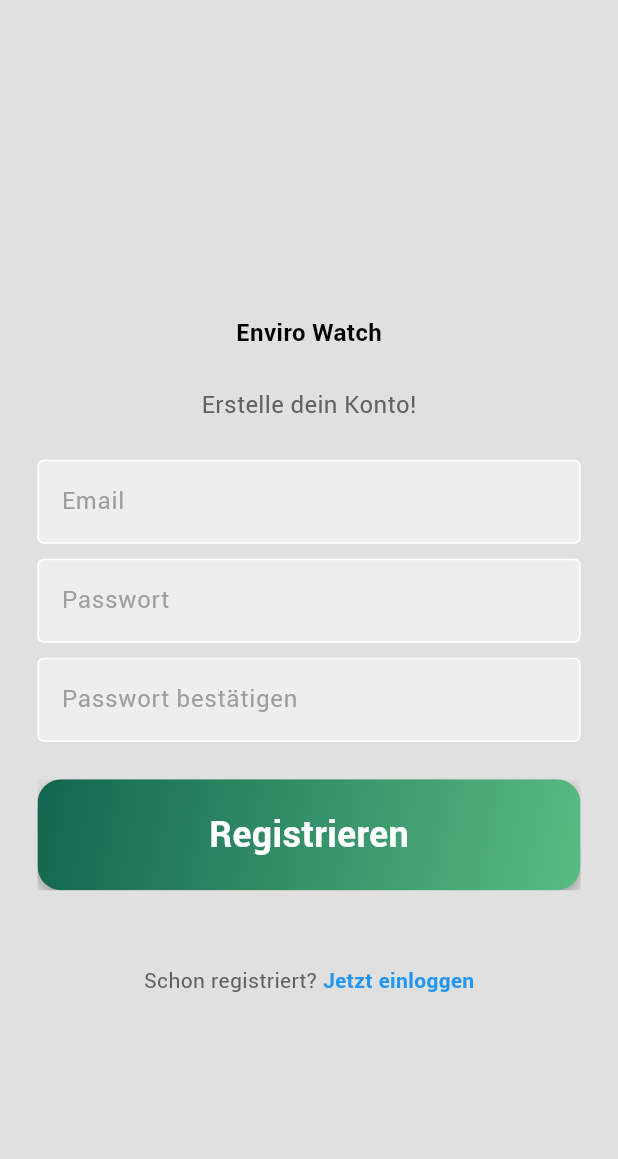
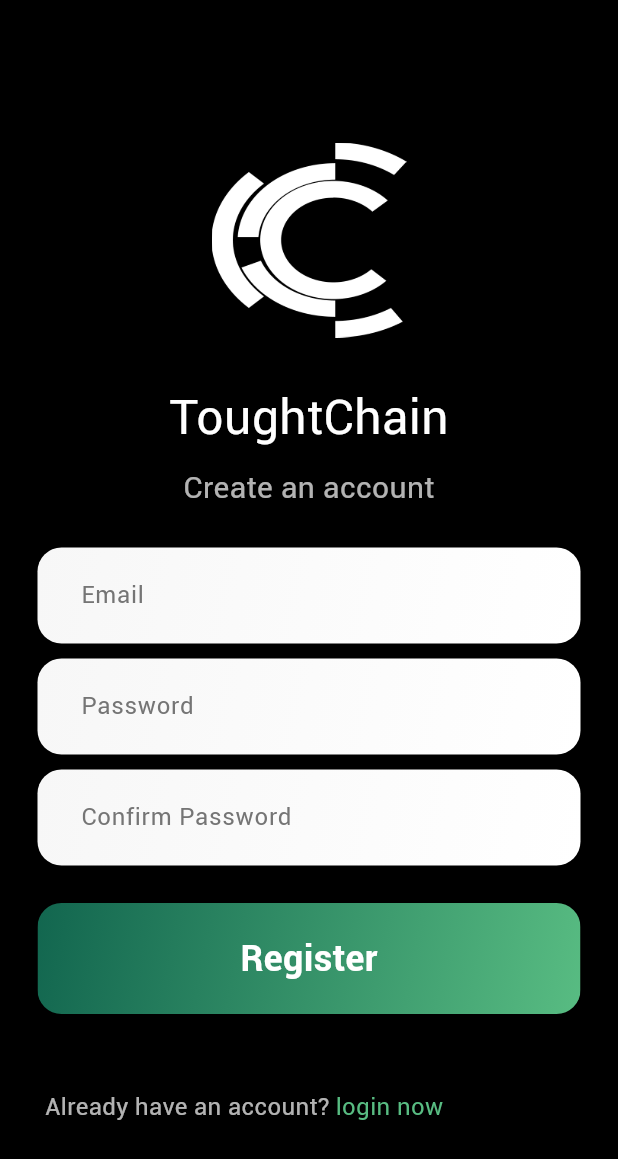
Before and after one commit to lennarddaw/Thinkflow, a Flutter app: the screen it shows after launch, after a tap on "Register now", on a phone screen of 412 x 824 dp. Shown: the top 1159 px of the screen. Run offline on Flutter 3.47's test engine with Material 3 defaults, Android fonts, the phone set to English and light mode, and no system bars; our stand-ins replace cloud_firestore, firebase_auth, firebase_core; missing offline and left inert: web3dart; accounts and stored records are empty; network calls fail.

Commit message:
New Login and Register Design

```diff
--- a/frontend/toughtchain_app/lib/auth/login_page.dart
+++ b/frontend/toughtchain_app/lib/auth/login_page.dart
@@ -4,7 +4,6 @@ import 'package:toughtchain_app/widgets/colors.dart';
 
 import '../widgets/components/sign_in_button.dart';
 import '../widgets/components/textfield.dart';
-
 
 class LoginPage extends StatefulWidget {
   const LoginPage({super.key, required this.onTap});
@@ -16,45 +15,39 @@ class LoginPage extends StatefulWidget {
 }
 
 class _LoginPageState extends State<LoginPage> {
-
-
   final emailnameController = TextEditingController();
   final passwordController = TextEditingController();
 
-
   void signUserIn() async {
     showDialog(
-      context: (context),
+      context: context,
       barrierDismissible: false,
-      builder: (context) =>  const Center(child: CircularProgressIndicator())
+      builder: (context) => const Center(child: CircularProgressIndicator()),
     );
 
     try {
       await FirebaseAuth.instance.signInWithEmailAndPassword(
         email: emailnameController.text,
-        password: passwordController.text);
-
-        if(mounted) {
-          Navigator.pop(context);
-        }
-        } on FirebaseAuthException catch (e){
+        password: passwordController.text,
+      );
 
       if (mounted) {
         Navigator.pop(context);
       }
-
+    } on FirebaseAuthException catch (e) {
+      if (mounted) {
+        Navigator.pop(context);
+      }
 
       if (e.code == 'invalid-email') {
         showErrorMessage('No account found for this email');
       } else if (e.code == 'invalid-credential') {
-      showErrorMessage('Wrong password please try again');
+        showErrorMessage('Wrong password, please try again');
       } else {
-
         showErrorMessage('Please make sure your data is correct');
       }
     }
   }
-
 
   void showErrorMessage(String textmessage) {
     showDialog(
@@ -74,11 +67,6 @@ void showErrorMessage(String textmessage) {
     );
   }
 
-
-
-
-
-
   @override
   Widget build(BuildContext context) {
     return Scaffold(
@@ -89,16 +77,20 @@ void showErrorMessage(String textmessage) {
             child: Column(
               mainAxisAlignment: MainAxisAlignment.center,
               children: [
-               const SizedBox(height: 50),
+                const SizedBox(height: 20),
 
-                //logo
+                // Logo einfügen
+                Image.asset(
+                  'lib/assets/img/netscanicon_white.png',
+                  height: 130,
+                  width: 130,
+                  fit: BoxFit.contain,
+                ),
+                const SizedBox(height: 30),
 
-                  const SizedBox(
-                  height: 10,
-                  ),
-
+                // App-Name
                 const Text(
-                    'EnviroWatch',
+                  'ToughtChain',
                   style: TextStyle(
                     color: ColorPalette.white,
                     fontSize: 32,
@@ -106,76 +98,72 @@ void showErrorMessage(String textmessage) {
                     fontFamily: 'Roboto',
                   ),
                 ),
+                const SizedBox(height: 10),
 
-
+                // Sign In Subheadline
+                Text(
+                  'Sign in',
+                  style: TextStyle(
+                    color: ColorPalette.white.withOpacity(0.7),
+                    fontSize: 20,
+                  ),
+                ),
                 const SizedBox(height: 25),
 
-                Text('Welcome Back!',
-                style: TextStyle(color: Colors.grey[700],
-                fontSize: 16,
-                ),
-                ),
-
-                const SizedBox(height: 25,),
-
+                // E-Mail Textfeld
                 MyTextField(
                   controller: emailnameController,
                   hintText: 'Email',
                   obscureText: false,
                 ),
-                const SizedBox(height: 10,),
+                const SizedBox(height: 10),
 
+                // Passwort Textfeld
                 MyTextField(
                   controller: passwordController,
                   hintText: 'Password',
                   obscureText: true,
                 ),
-
-                const SizedBox(height: 10,),
-
                 const SizedBox(height: 25),
 
-              //Sign In Button
-              SignInButton(onTap: signUserIn, text: 'Sign In',),
-
+                // Sign In Button
+                SignInButton(onTap: signUserIn, text: 'Sign In'),
                 const SizedBox(height: 50),
 
-              //continue with apple or google
+                // "Not a user yet? Register now" Link, linksbündig
                 Padding(
-                padding: const EdgeInsets.symmetric(horizontal: 70.0),
+                  padding: const EdgeInsets.symmetric(horizontal: 30.0),
                   child: Row(
+                    mainAxisAlignment: MainAxisAlignment.start,
+                    crossAxisAlignment: CrossAxisAlignment.center,
                     children: [
-
-                Row(
-                mainAxisAlignment: MainAxisAlignment.center,
-                children: [
-                    Text('Not a user yet?',
+                      Text(
+                        'Not a user yet?',
                         style: TextStyle(
-                      color: Colors.grey[700],
+                          color: ColorPalette.white.withOpacity(0.7),
+                          fontSize: 16,
                         ),
                       ),
-                      const SizedBox(width: 4,),
+                      const SizedBox(width: 4),
                       GestureDetector(
                         onTap: widget.onTap,
-                      child: const Text('Register now',
-                      style: TextStyle(color:
-                        Colors.blue,
-                        fontWeight: FontWeight.bold,
-
+                        child: const Text(
+                          'Register now',
+                          style: TextStyle(
+                            color: ColorPalette.emerald,
+                            fontSize: 16,
+                            fontWeight: FontWeight.w400,
                           ),
                         ),
                       ),
                     ],
-              )
-
+                  ),
+                ),
               ],
             ),
           ),
-              ]
         ),
       ),
-      )
-      )
     );
   }
 }
--- a/frontend/toughtchain_app/lib/auth/register_page.dart
+++ b/frontend/toughtchain_app/lib/auth/register_page.dart
@@ -1,6 +1,7 @@
 import 'package:cloud_firestore/cloud_firestore.dart';
 import 'package:firebase_auth/firebase_auth.dart';
 import 'package:flutter/material.dart';
+import 'package:toughtchain_app/widgets/colors.dart';
 
 import '../widgets/components/sign_in_button.dart';
 import '../widgets/components/textfield.dart';
@@ -22,30 +23,34 @@ class _RegisterPageState extends State<RegisterPage> {
   void signUserUp() async {
     showDialog(
       context: context,
+      barrierDismissible: false,
       builder: (context) => const Center(child: CircularProgressIndicator()),
     );
 
     try {
       if (passwordController.text == confirmPasswordController.text) {
-        UserCredential userCredential = await FirebaseAuth.instance
-            .createUserWithEmailAndPassword(
+        UserCredential userCredential =
+            await FirebaseAuth.instance.createUserWithEmailAndPassword(
           email: emailnameController.text,
           password: passwordController.text,
         );
 
-
         User? user = userCredential.user;
 
         if (user != null) {
-          await FirebaseFirestore.instance.collection('userList').doc(user.uid).set({
+          await FirebaseFirestore.instance
+              .collection('userList')
+              .doc(user.uid)
+              .set({
             'uid': user.uid,
             'email': user.email,
             'createdAt': FieldValue.serverTimestamp(),
           });
         }
 
+        if (mounted) {
           Navigator.pop(context);
-
+        }
       } else {
         Navigator.pop(context);
         showErrorMessage('Passwörter stimmen nicht überein');
@@ -77,72 +82,96 @@ class _RegisterPageState extends State<RegisterPage> {
   @override
   Widget build(BuildContext context) {
     return Scaffold(
-      backgroundColor: Colors.grey[300],
+      backgroundColor: ColorPalette.black,
       body: SafeArea(
         child: Center(
           child: SingleChildScrollView(
             child: Column(
               mainAxisAlignment: MainAxisAlignment.center,
               children: [
-                const SizedBox(height: 50),
+                const SizedBox(height: 20),
+                // Logo
+                Image.asset(
+                  'lib/assets/img/netscanicon_white.png', // Passe ggf. den Pfad an
+                  height: 130,
+                  width: 130,
+                  fit: BoxFit.contain,
+                ),
+                const SizedBox(height: 30),
+                // App-Name
                 const Text(
-                  'Enviro Watch',
+                  'ToughtChain',
                   style: TextStyle(
-                      color: Colors.black,
-                      fontSize: 16,
-                      fontWeight: FontWeight.bold),
+                    color: ColorPalette.white,
+                    fontSize: 32,
+                    fontWeight: FontWeight.w400,
+                    fontFamily: 'Roboto',
                   ),
-                const SizedBox(height: 25),
+                ),
+                const SizedBox(height: 10),
+                // Subheadline: Registrierung
                 Text(
-                  'Erstelle dein Konto!',
+                  'Create an account',
                   style: TextStyle(
-                    color: Colors.grey[700],
-                    fontSize: 16,
+                    color: ColorPalette.white.withOpacity(0.7),
+                    fontSize: 20,
                   ),
                 ),
                 const SizedBox(height: 25),
+                // E-Mail Textfeld
                 MyTextField(
                   controller: emailnameController,
                   hintText: 'Email',
                   obscureText: false,
                 ),
                 const SizedBox(height: 10),
+                // Passwort Textfeld
                 MyTextField(
                   controller: passwordController,
-                  hintText: 'Passwort',
+                  hintText: 'Password',
                   obscureText: true,
                 ),
                 const SizedBox(height: 10),
+                // Passwort bestätigen Textfeld
                 MyTextField(
                   controller: confirmPasswordController,
-                  hintText: 'Passwort bestätigen',
+                  hintText: 'Confirm Password',
                   obscureText: true,
                 ),
                 const SizedBox(height: 25),
+                // Register Button
                 SignInButton(
                   onTap: signUserUp,
-                  text: 'Registrieren',
+                  text: 'Register',
                 ),
                 const SizedBox(height: 50),
-                Row(
-                  mainAxisAlignment: MainAxisAlignment.center,
+                // "Schon registriert? Jetzt einloggen" Link, linksbündig
+                Padding(
+                  padding: const EdgeInsets.symmetric(horizontal: 30.0),
+                  child: Row(
+                    mainAxisAlignment: MainAxisAlignment.start,
                     children: [
                       Text(
-                      'Schon registriert?',
-                      style: TextStyle(color: Colors.grey[700]),
+                        'Already have an account?',
+                        style: TextStyle(
+                          color: ColorPalette.white.withOpacity(0.7),
+                          fontSize: 16,
+                        ),
                       ),
                       const SizedBox(width: 4),
                       GestureDetector(
                         onTap: widget.onTap,
                         child: const Text(
-                        'Jetzt einloggen',
+                          'login now',
                           style: TextStyle(
-                          color: Colors.blue,
-                          fontWeight: FontWeight.bold,
+                            color: ColorPalette.emerald,
+                            fontSize: 16,
+                            fontWeight: FontWeight.w400,
                           ),
                         ),
                       ),
                     ],
+                  ),
                 ),
               ],
             ),
--- a/frontend/toughtchain_app/lib/widgets/components/textfield.dart
+++ b/frontend/toughtchain_app/lib/widgets/components/textfield.dart
@@ -1,7 +1,7 @@
 import 'package:flutter/material.dart';
 
 class MyTextField extends StatelessWidget {
-final controller;
+  final TextEditingController controller;
   final String hintText;
   final bool obscureText;
 
@@ -14,22 +14,48 @@ final bool obscureText;
 
   @override
   Widget build(BuildContext context) {
-    return   Padding(
+    return Padding(
       padding: const EdgeInsets.symmetric(horizontal: 25.0),
+      child: Container(
+        decoration: BoxDecoration(
+          gradient: const LinearGradient(
+            colors: [
+              Color(0xFFF7F7F7), // sehr helles Grau
+              Color(0xFFFFFFFF), // Weiß
+            ],
+            begin: Alignment.topLeft,
+            end: Alignment.bottomRight,
+          ),
+          borderRadius: BorderRadius.circular(16),
+          boxShadow: [
+            BoxShadow(
+              color: Colors.black.withOpacity(0.1),
+              offset: const Offset(0, 2),
+              blurRadius: 4,
+            ),
+          ],
+        ),
         child: TextField(
           controller: controller,
           obscureText: obscureText,
+          style: const TextStyle(
+            color: Colors.black,
+            fontSize: 16,
+          ),
           decoration: InputDecoration(
-                    enabledBorder: const OutlineInputBorder(
-                      borderSide: BorderSide(color: Colors.white),
+            contentPadding: const EdgeInsets.symmetric(vertical: 20, horizontal: 25),
+            border: OutlineInputBorder(
+              borderRadius: BorderRadius.circular(16),
+              borderSide: BorderSide.none,
             ),
-                    focusedBorder: const OutlineInputBorder(
-                      borderSide: BorderSide(color: Colors.grey)
+            hintText: hintText,
+            hintStyle: TextStyle(
+              color: Colors.grey[600],
+              fontSize: 16,
             ),
-                    fillColor: Colors.grey.shade200,
             filled: true,
-                    hintText: hintText,
-                    hintStyle: TextStyle(color: Colors.grey[500])
+            fillColor: Colors.transparent,
+          ),
         ),
       ),
     );
--- a/frontend/toughtchain_app/pubspec.yaml
+++ b/frontend/toughtchain_app/pubspec.yaml
@@ -34,3 +34,6 @@ flutter:
           weight: 300
         - asset: lib/assets/fonts/roboto/Roboto-Italic.ttf
           style: italic
+
+  assets:
+    - lib/assets/img/netscanicon_white.png
```
Also changed, not shown: frontend/toughtchain_app/lib/assets/img/netscanicon_black.png (added), frontend/toughtchain_app/lib/assets/img/netscanicon_white.png (added), 1 other file. Lines whose indentation alone changed are shown as unchanged.
